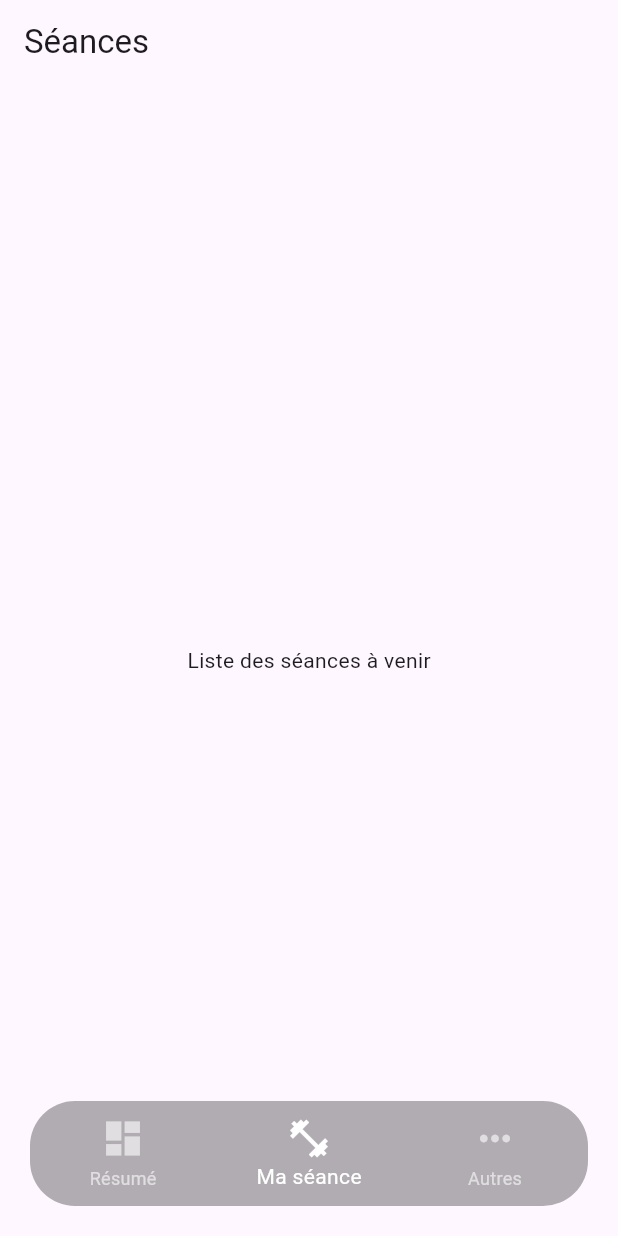
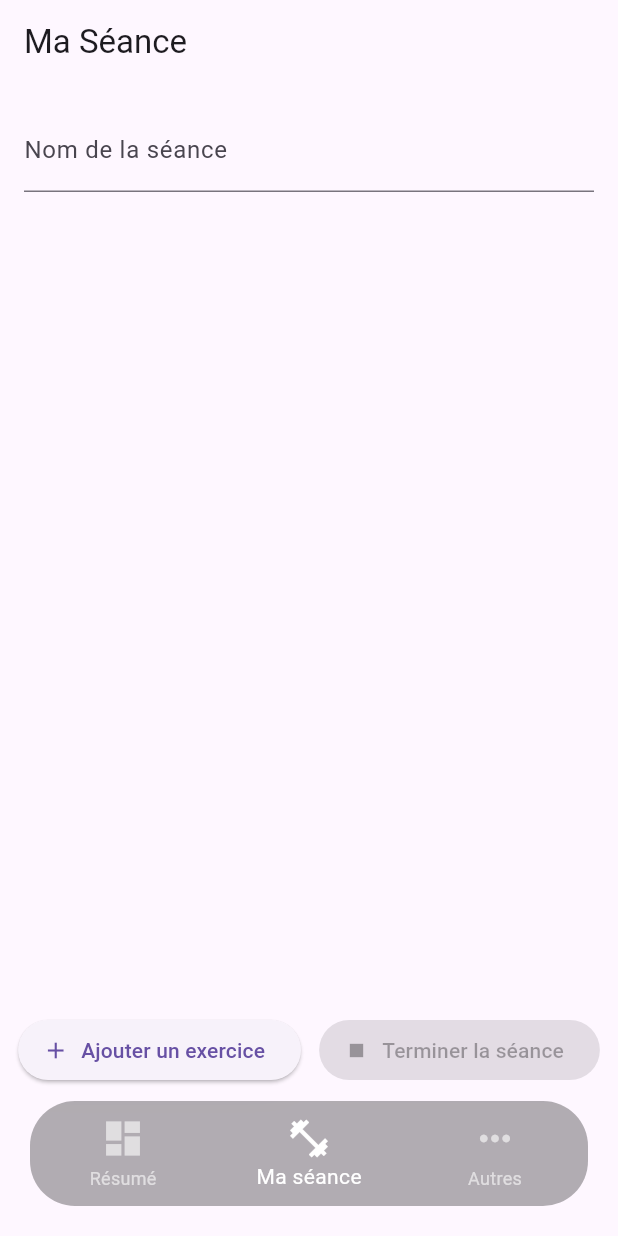
Before and after one commit to FYC-TrackFit/TrackFit, a Flutter app: the screen it shows after launch, item 2 of the bottom bar chosen, on a phone screen of 412 x 824 dp. Run offline on Flutter 3.47's test engine with Material 3 defaults, Android fonts, the phone set to English and light mode, and no system bars.

Commit message:
Possibilité d'enregistrer une séance

```diff
--- a/lib/main.dart
+++ b/lib/main.dart
@@ -1,7 +1,7 @@
 import 'dart:ui'; // Nécessaire pour utiliser l'effet de flou
 import 'package:flutter/material.dart';
 import 'screens/dashboard_screen.dart';
-import 'screens/sceances_screen.dart';
+import 'screens/seance_screen.dart';
 import 'screens/others_screen.dart';
 
 void main() {
@@ -32,7 +32,7 @@ class _MyHomePageState extends State<MyHomePage> {
   // Liste des écrans correspondant à chaque onglet
   static final List<Widget> _widgetOptions = <Widget>[
     DashboardScreen(),
-    SceancesScreen(),
+    SeanceScreen(),
     OthersScreen(),
   ];
 
--- a/lib/models/exercice.dart
+++ b/lib/models/exercice.dart
@@ -1,12 +1,10 @@
-import 'package:flutter/material.dart';
-
 import 'type_exercice.dart';
 
 class Exercice {
   final int id;
   final String libelle;
-  final Duration dureeRealisee;
-  final int caloriePerdue;
+  Duration dureeRealisee;
+  int caloriePerdue;
   final TypeExercice typeExercice;
 
   Exercice({
--- /dev/null
+++ b/lib/models/exercice_seance.dart
@@ -0,0 +1,19 @@
+import 'dart:async';
+import 'exercice.dart';
+
+enum ExerciceState { notStarted, running, paused, completed }
+
+class ExerciceSeance {
+  final Exercice exercice;
+  int objectifCalorie;
+  Duration tempsEcoule;
+  ExerciceState state;
+  Timer? timer;
+
+  ExerciceSeance({
+    required this.exercice,
+    required this.objectifCalorie,
+    this.tempsEcoule = Duration.zero,
+    this.state = ExerciceState.notStarted,
+  });
+}
--- a/lib/screens/sceances_screen.dart
+++ /dev/null
@@ -1,15 +0,0 @@
-import 'package:flutter/material.dart';
-
-class SceancesScreen extends StatelessWidget {
-  @override
-  Widget build(BuildContext context) {
-    return Scaffold(
-      appBar: AppBar(
-        title: Text('Séances'),
-      ),
-      body: const Center(
-        child: Text('Liste des séances à venir'),
-      ),
-    );
-  }
-}
--- /dev/null
+++ b/lib/screens/seance_screen.dart
@@ -0,0 +1,262 @@
+import 'package:flutter/material.dart';
+import 'package:flutter_project_app/models/categorie_exercice.dart';
+import '../models/exercice.dart';
+import '../models/exercice_seance.dart';
+import '../models/seance.dart';
+import '../models/type_exercice.dart';
+import '../widgets/exercice_seance_card.dart';
+
+class SeanceScreen extends StatefulWidget {
+  const SeanceScreen({Key? key}) : super(key: key);
+
+  @override
+  _SeanceScreenState createState() => _SeanceScreenState();
+}
+
+class _SeanceScreenState extends State<SeanceScreen> {
+  List<ExerciceSeance> exercicesSeance = [];
+  String seanceLibelle = 'Nouvelle Séance';
+
+  // Données d'exemple pour les types d'exercice (vous pouvez les récupérer de votre source de données réelle)
+  final List<TypeExercice> typesExercicesDisponibles = [
+    TypeExercice(
+      id: 1,
+      libelle: 'Course à pied',
+      objectifDuree: const Duration(minutes: 30),
+      objectifCalorie: 300,
+      categorieExercice: CategorieExercice(id: 1, libelle: 'Cardio'),
+      iconType: Icons.directions_run,
+    ),
+    TypeExercice(
+      id: 2,
+      libelle: 'Cyclisme',
+      objectifDuree: const Duration(minutes: 60),
+      objectifCalorie: 500,
+      categorieExercice: CategorieExercice(id: 1, libelle: 'Cardio'),
+      iconType: Icons.directions_bike,
+    ),
+
+    TypeExercice(
+      id: 3,
+      libelle: 'Natation',
+      objectifDuree: const Duration(minutes: 45),
+      objectifCalorie: 400,
+      categorieExercice: CategorieExercice(id: 1, libelle: 'Cardio'),
+      iconType: Icons.pool,
+    ),
+
+    TypeExercice(
+      id: 4,
+      libelle: 'Musculation',
+      objectifDuree: const Duration(minutes: 60),
+      objectifCalorie: 300,
+      categorieExercice: CategorieExercice(id: 2, libelle: 'Renforcement'),
+      iconType: Icons.fitness_center,
+    ),
+
+    TypeExercice(
+      id: 5,
+      libelle: 'Yoga',
+      objectifDuree: const Duration(minutes: 45),
+      objectifCalorie: 150,
+      categorieExercice: CategorieExercice(id: 3, libelle: 'Flexibilité'),
+      iconType: Icons.self_improvement,
+    ),
+
+    TypeExercice(
+      id: 6,
+      libelle: 'Boxe',
+      objectifDuree: const Duration(minutes: 30),
+      objectifCalorie: 350,
+      categorieExercice: CategorieExercice(id: 1, libelle: 'Cardio'),
+      iconType: Icons.sports_mma,
+    ),
+
+    TypeExercice(
+      id: 7,
+      libelle: 'Marche',
+      objectifDuree: const Duration(minutes: 60),
+      objectifCalorie: 200,
+      categorieExercice: CategorieExercice(id: 1, libelle: 'Cardio'),
+      iconType: Icons.directions_walk,
+    ),
+
+    TypeExercice(
+      id: 8,
+      libelle: 'Escalade',
+      objectifDuree: const Duration(minutes: 90),
+      objectifCalorie: 600,
+      categorieExercice: CategorieExercice(id: 2, libelle: 'Renforcement'),
+      iconType: Icons.terrain,
+    ),
+
+    TypeExercice(
+      id: 9,
+      libelle: 'Danse',
+      objectifDuree: const Duration(minutes: 45),
+      objectifCalorie: 250,
+      categorieExercice: CategorieExercice(id: 1, libelle: 'Cardio'),
+      iconType: Icons.music_note,
+    ),
+    // Ajoutez d'autres types d'exercices...
+  ];
+
+  void _ajouterExercice() async {
+    final selectedTypeExercice = await showModalBottomSheet<TypeExercice>(
+      context: context,
+      builder: (context) {
+        return ListView.builder(
+          itemCount: typesExercicesDisponibles.length,
+          itemBuilder: (context, index) {
+            final typeExercice = typesExercicesDisponibles[index];
+            return ListTile(
+              leading: Icon(typeExercice.iconType),
+              title: Text(typeExercice.libelle),
+              onTap: () {
+                Navigator.pop(context, typeExercice);
+              },
+            );
+          },
+        );
+      },
+    );
+
+    if (selectedTypeExercice != null) {
+      _definirObjectifCalorie(selectedTypeExercice);
+    }
+  }
+
+  void _definirObjectifCalorie(TypeExercice typeExercice) {
+    final _controller = TextEditingController(text: typeExercice.objectifCalorie.toString());
+
+    showDialog(
+      context: context,
+      builder: (context) {
+        return AlertDialog(
+          title: Text('Définir l\'objectif de calories'),
+          content: TextField(
+            controller: _controller,
+            keyboardType: TextInputType.number,
+            decoration: InputDecoration(
+              labelText: 'Calories',
+            ),
+          ),
+          actions: [
+            TextButton(
+              onPressed: () {
+                Navigator.pop(context); // Ferme la boîte de dialogue
+              },
+              child: Text('Annuler'),
+            ),
+            ElevatedButton(
+              onPressed: () {
+                final objectifCalorie = int.tryParse(_controller.text) ?? typeExercice.objectifCalorie;
+                setState(() {
+                  exercicesSeance.add(
+                    ExerciceSeance(
+                      exercice: Exercice(
+                        id: typeExercice.id,
+                        libelle: typeExercice.libelle,
+                        dureeRealisee: Duration.zero,
+                        caloriePerdue: 0,
+                        typeExercice: typeExercice,
+                      ),
+                      objectifCalorie: objectifCalorie,
+                    ),
+                  );
+                });
+                Navigator.pop(context); // Ferme la boîte de dialogue
+              },
+              child: Text('Ajouter'),
+            ),
+          ],
+        );
+      },
+    );
+  }
+
+  void _terminerSeance() {
+    // Calcule les données finales et enregistre la séance
+    final seance = Seance(
+      id: DateTime.now().millisecondsSinceEpoch,
+      libelle: seanceLibelle,
+      date: DateTime.now(),
+      objectifCalorie: exercicesSeance.fold(0, (sum, e) => sum + e.objectifCalorie),
+      exercices: exercicesSeance.map((e) => e.exercice).toList(),
+    );
+
+    // TODO: Enregistrer la séance (par exemple, l'ajouter à une liste globale ou l'enregistrer dans une base de données)
+
+    // Réinitialise l'écran
+    setState(() {
+      exercicesSeance.clear();
+      seanceLibelle = 'Nouvelle Séance';
+    });
+
+    // Affiche une confirmation
+    ScaffoldMessenger.of(context).showSnackBar(
+      SnackBar(content: Text('Séance terminée et enregistrée')),
+    );
+  }
+
+  @override
+  Widget build(BuildContext context) {
+    return Scaffold(
+      appBar: AppBar(
+        title: Text('Ma Séance'),
+      ),
+      body: Column(
+        children: [
+          // Affichage du libellé de la séance
+          Padding(
+            padding: const EdgeInsets.all(16.0),
+            child: TextField(
+              decoration: InputDecoration(
+                labelText: 'Nom de la séance',
+              ),
+              onChanged: (value) {
+                setState(() {
+                  seanceLibelle = value;
+                });
+              },
+            ),
+          ),
+          Expanded(
+            child: ListView.builder(
+              itemCount: exercicesSeance.length,
+              itemBuilder: (context, index) {
+                final exerciceSeance = exercicesSeance[index];
+                return ExerciceSeanceCard(
+                  exerciceSeance: exerciceSeance,
+                  onStateChanged: () {
+                    setState(() {});
+                  },
+                );
+              },
+            ),
+          ),
+          const SizedBox(height: 16),
+          Row(
+            mainAxisAlignment: MainAxisAlignment.spaceEvenly,
+            children: [
+              ElevatedButton.icon(
+                onPressed: _ajouterExercice,
+                icon: Icon(Icons.add),
+                label: Text('Ajouter un exercice'),
+              ),
+              ElevatedButton.icon(
+                onPressed: exercicesSeance.isNotEmpty ? _terminerSeance : null,
+                icon: Icon(Icons.stop),
+                label: Text('Terminer la séance'),
+                style: ElevatedButton.styleFrom(
+                  foregroundColor: Colors.red,
+                ),
+              ),
+            ],
+          ),
+          const SizedBox(height: 100),
+        ],
+      ),
+    );
+  }
+}
```
Also changed, not shown: lib/screens/seance_detail_screen.dart (added, +117 -0 lines), lib/widgets/exercice_seance_card.dart (added, +119 -0 lines), lib/widgets/seance_card.dart (+13 -1 lines).
